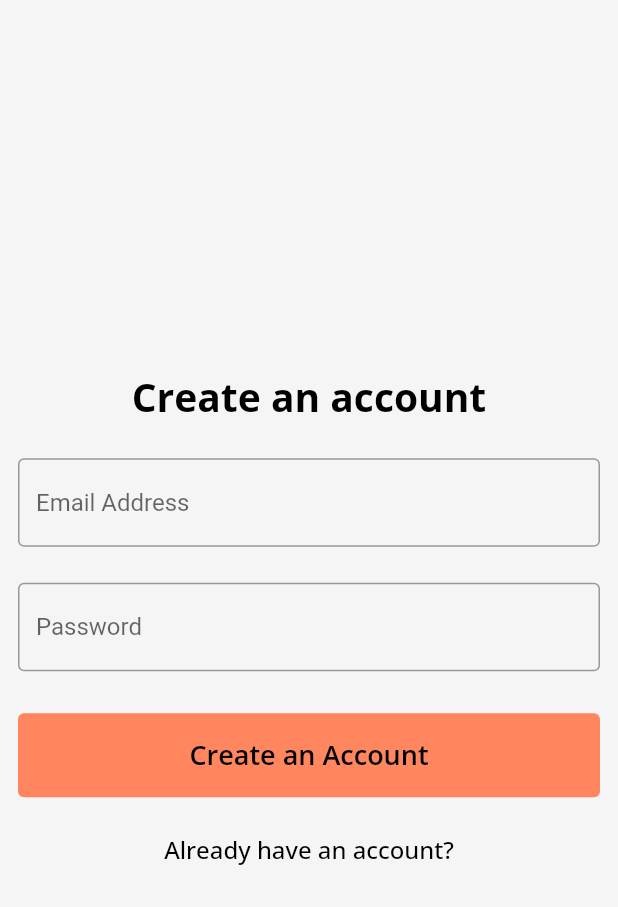
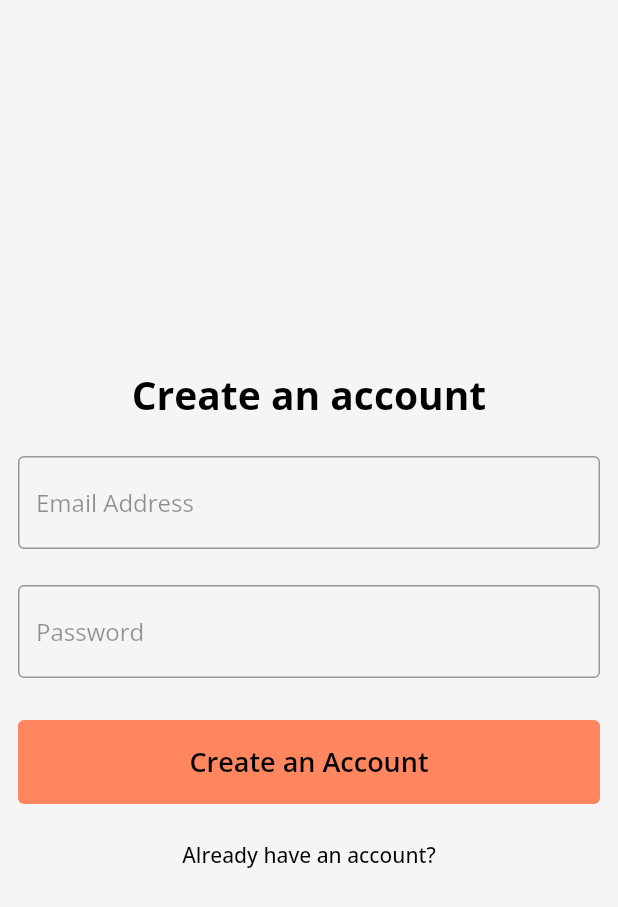
Before and after one commit to unknownaloy/book_pedia, a Flutter app: the screen it shows after launch, on a phone screen of 412 x 824 dp. Shown: the top 907 px of the screen. Run offline on Flutter 3.47's test engine with Material 2 defaults, Android fonts, the phone set to English and light mode, and no system bars; our stand-ins replace firebase_core, google_fonts; accounts and stored records are empty; generated files the repository leaves out were written again.

Commit message:
Extracted the text field in a reusable component and added the hint color to the theme of the app

```diff
--- /dev/null
+++ b/lib/components/custom_text_field.dart
@@ -0,0 +1,37 @@
+import 'package:book_pedia/styles/colors.dart';
+import 'package:flutter/material.dart';
+
+class CustomTextField extends StatelessWidget {
+  final String hintText;
+  final TextEditingController controller;
+  final TextInputType? textInputType;
+  final bool? isObscure;
+
+  const CustomTextField({
+    Key? key,
+    required this.hintText,
+    required this.controller,
+    this.textInputType,
+    this.isObscure,
+  }) : super(key: key);
+
+  @override
+  Widget build(BuildContext context) {
+    return TextField(
+      controller: controller,
+      style: Theme.of(context).textTheme.bodyText1,
+      keyboardType: textInputType ?? TextInputType.text,
+      obscureText: isObscure ?? false,
+      decoration: InputDecoration(
+        hintText: hintText,
+        border: const OutlineInputBorder(),
+        focusedBorder: const OutlineInputBorder(
+          borderSide: BorderSide(
+            color: kActionColor,
+            width: 2.0,
+          ),
+        ),
+      ),
+    );
+  }
+}
--- a/lib/main.dart
+++ b/lib/main.dart
@@ -1,7 +1,7 @@
 import 'package:book_pedia/l10n/l10n.dart';
 import 'package:book_pedia/styles/light_theme.dart';
 import 'package:book_pedia/ui/landing_screen.dart';
-import 'package:book_pedia/ui/sign_in.dart';
+import 'package:book_pedia/ui/sign_up.dart';
 import 'package:firebase_core/firebase_core.dart';
 import 'package:flutter/material.dart';
 import 'package:flutter_localizations/flutter_localizations.dart';
--- a/lib/styles/colors.dart
+++ b/lib/styles/colors.dart
@@ -5,3 +5,5 @@ const kScaffoldColor = Color(0xffF5F5F6);
 const kTextColor = Colors.black;
 
 const kActionColor = Color(0xffFF865E);
+
+final kHintColor = Colors.black.withOpacity(0.42);
--- a/lib/styles/light_theme.dart
+++ b/lib/styles/light_theme.dart
@@ -8,5 +8,6 @@ ThemeData lightTheme() {
   return baseTheme.copyWith(
     scaffoldBackgroundColor: kScaffoldColor,
     textTheme: kLightTextTheme,
+    hintColor: kHintColor,
   );
 }
--- a/lib/styles/text_styles.dart
+++ b/lib/styles/text_styles.dart
@@ -6,8 +6,13 @@ final kHeading6Style = GoogleFonts.openSans(
   fontWeight: FontWeight.w700,
 );
 
+final kBodyText1Style = GoogleFonts.openSans(
+  fontSize: 16.0,
+  fontWeight: FontWeight.w400,
+);
+
 final kBodyText2Style = GoogleFonts.openSans(
-  fontSize: 16.0,
+  fontSize: 14.0,
   fontWeight: FontWeight.w500,
 );
 
--- a/lib/styles/text_theme.dart
+++ b/lib/styles/text_theme.dart
@@ -4,6 +4,7 @@ import 'package:flutter/material.dart';
 
 final TextTheme kLightTextTheme = TextTheme(
   headline2: kHeading6Style.copyWith(color: kTextColor),
+  bodyText1: kBodyText1Style.copyWith(color: kTextColor),
   bodyText2: kBodyText2Style.copyWith(color: kTextColor),
   button: kButtonStyle.copyWith(color: kTextColor),
 );
--- a/lib/ui/sign_in.dart
+++ b/lib/ui/sign_up.dart
@@ -1,8 +1,25 @@
+import 'package:book_pedia/components/custom_text_field.dart';
 import 'package:book_pedia/styles/colors.dart';
 import 'package:flutter/material.dart';
 
-class SignIn extends StatelessWidget {
+class SignIn extends StatefulWidget {
   const SignIn({Key? key}) : super(key: key);
+
+  @override
+  _SignInState createState() => _SignInState();
+}
+
+class _SignInState extends State<SignIn> {
+
+  final TextEditingController _emailController = TextEditingController();
+  final TextEditingController _passwordController = TextEditingController();
+
+  @override
+  void dispose() {
+    _emailController.dispose();
+    _passwordController.dispose();
+    super.dispose();
+  }
 
   @override
   Widget build(BuildContext context) {
@@ -20,34 +37,11 @@ class SignIn extends StatelessWidget {
               const SizedBox(
                 height: 24.0,
               ),
-              const TextField(
-                decoration: InputDecoration(
-                  focusColor: kActionColor,
-                  hintText: "Email Address",
-                  border: OutlineInputBorder(),
-                  focusedBorder: OutlineInputBorder(
-                    borderSide: BorderSide(
-                      color: kActionColor,
-                      width: 2.0,
-                    ),
-                  ),
-                ),
-              ),
+              CustomTextField(hintText: "Email Address", controller: _emailController,),
               const SizedBox(
                 height: 24.0,
               ),
-              const TextField(
-                decoration: InputDecoration(
-                  hintText: "Password",
-                  border: OutlineInputBorder(),
-                  focusedBorder: OutlineInputBorder(
-                    borderSide: BorderSide(
-                      color: kActionColor,
-                      width: 2.0,
-                    ),
-                  ),
-                ),
-              ),
+              CustomTextField(hintText: "Password", controller: _passwordController, isObscure: true,),
               const SizedBox(
                 height: 28.0,
               ),
```
